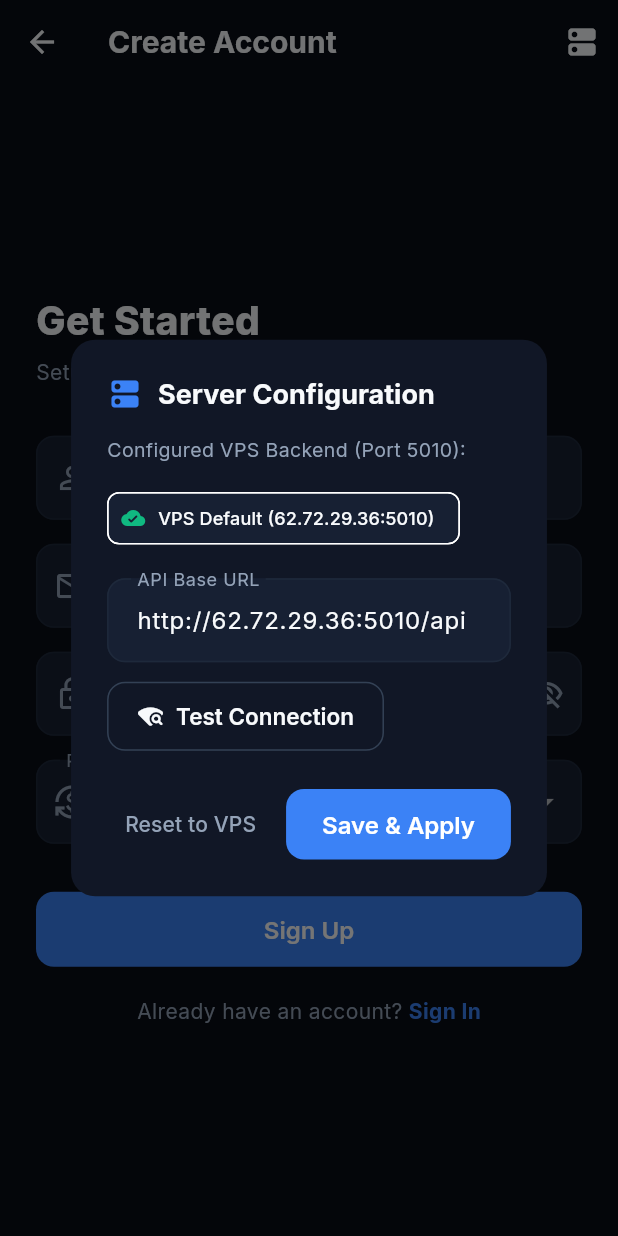
After one commit to fourstepsproducts/Income_expense_App, a Flutter app: the RegisterScreen screen opened directly, after a tap on the "dns" icon, on a phone screen of 412 x 824 dp. The commit adds this screen. Run offline on Flutter 3.47's test engine with Material 3 defaults, Android fonts, the phone set to English and light mode, and no system bars; our stand-ins replace fl_chart, flutter_riverpod, google_fonts, shared_preferences; accounts and stored records are empty.

Commit message:
backend db

```diff
--- /dev/null
+++ b/frontend/lib/core/widgets/server_config_dialog.dart
@@ -0,0 +1,226 @@
+import 'package:flutter/material.dart';
+import 'package:http/http.dart' as http;
+import '../../app/theme/app_colors.dart';
+import '../config/api_config.dart';
+
+class ServerConfigDialog extends StatefulWidget {
+  final VoidCallback? onSaved;
+
+  const ServerConfigDialog({super.key, this.onSaved});
+
+  static Future<void> show(BuildContext context, {VoidCallback? onSaved}) {
+    return showDialog(
+      context: context,
+      builder: (ctx) => ServerConfigDialog(onSaved: onSaved),
+    );
+  }
+
+  @override
+  State<ServerConfigDialog> createState() => _ServerConfigDialogState();
+}
+
+class _ServerConfigDialogState extends State<ServerConfigDialog> {
+  late TextEditingController _urlController;
+  bool _isTesting = false;
+  String? _testMessage;
+  bool _testSuccess = false;
+
+  @override
+  void initState() {
+    super.initState();
+    _urlController = TextEditingController(text: ApiConfig.baseUrl);
+  }
+
+  @override
+  void dispose() {
+    _urlController.dispose();
+    super.dispose();
+  }
+
+  Future<void> _testConnection() async {
+    setState(() {
+      _isTesting = true;
+      _testMessage = null;
+    });
+
+    final targetUrl = _urlController.text.trim();
+    final healthUrl = targetUrl.endsWith('/api')
+        ? '$targetUrl/health'
+        : (targetUrl.endsWith('/') ? '${targetUrl}health' : '$targetUrl/health');
+
+    try {
+      final response = await http
+          .get(Uri.parse(healthUrl))
+          .timeout(const Duration(seconds: 5));
+
+      if (response.statusCode == 200) {
+        setState(() {
+          _testSuccess = true;
+          _testMessage = 'Connected! VPS Backend is reachable (HTTP 200 OK).';
+        });
+      } else {
+        setState(() {
+          _testSuccess = false;
+          _testMessage = 'Server returned HTTP ${response.statusCode}';
+        });
+      }
+    } catch (e) {
+      setState(() {
+        _testSuccess = false;
+        _testMessage = 'Connection failed: ${e.toString()}';
+      });
+    } finally {
+      if (mounted) {
+        setState(() {
+          _isTesting = false;
+        });
+      }
+    }
+  }
+
+  Future<void> _save() async {
+    final newUrl = _urlController.text.trim();
+    if (newUrl.isNotEmpty) {
+      await ApiConfig.setCustomBaseUrl(newUrl);
+      if (mounted) {
+        widget.onSaved?.call();
+        Navigator.pop(context);
+        ScaffoldMessenger.of(context).showSnackBar(
+          SnackBar(
+            content: Text('Server URL set to: $newUrl'),
+            backgroundColor: AppColors.incomeGreen,
+          ),
+        );
+      }
+    }
+  }
+
+  @override
+  Widget build(BuildContext context) {
+    return AlertDialog(
+      backgroundColor: AppColors.surface,
+      shape: RoundedRectangleBorder(borderRadius: BorderRadius.circular(16)),
+      title: const Row(
+        children: [
+          Icon(Icons.dns_rounded, color: AppColors.vibrantBlue),
+          SizedBox(width: 10),
+          Text(
+            'Server Configuration',
+            style: TextStyle(
+              fontSize: 18,
+              fontWeight: FontWeight.w700,
+              color: AppColors.textPrimary,
+            ),
+          ),
+        ],
+      ),
+      content: SingleChildScrollView(
+        child: Column(
+          mainAxisSize: MainAxisSize.min,
+          crossAxisAlignment: CrossAxisAlignment.start,
+          children: [
+            const Text(
+              'Configured VPS Backend (Port 5010):',
+              style: TextStyle(fontSize: 13, color: AppColors.textSecondary),
+            ),
+            const SizedBox(height: 12),
+            Wrap(
+              spacing: 8,
+              runSpacing: 6,
+              children: [
+                ActionChip(
+                  avatar: const Icon(Icons.cloud_done_rounded, size: 16, color: AppColors.incomeGreen),
+                  label: const Text('VPS Default (62.72.29.36:5010)', style: TextStyle(fontSize: 12)),
+                  backgroundColor: AppColors.surfaceElevated,
+                  onPressed: () {
+                    _urlController.text = ApiConfig.defaultBaseUrl;
+                    setState(() {});
+                  },
+                ),
+              ],
+            ),
+            const SizedBox(height: 16),
+            TextField(
+              controller: _urlController,
+              style: const TextStyle(color: AppColors.textPrimary),
+              decoration: InputDecoration(
+                labelText: 'API Base URL',
+                hintText: ApiConfig.defaultBaseUrl,
+                filled: true,
+                fillColor: AppColors.surfaceElevated,
+                border: OutlineInputBorder(
+                  borderRadius: BorderRadius.circular(10),
+                ),
+              ),
+            ),
+            const SizedBox(height: 12),
+            OutlinedButton.icon(
+              onPressed: _isTesting ? null : _testConnection,
+              icon: _isTesting
+                  ? const SizedBox(
+                      width: 16,
+                      height: 16,
+                      child: CircularProgressIndicator(strokeWidth: 2),
+                    )
+                  : const Icon(Icons.wifi_find_rounded, size: 18),
+              label: Text(_isTesting ? 'Testing...' : 'Test Connection'),
+            ),
+            if (_testMessage != null) ...[
+              const SizedBox(height: 8),
+              Container(
+                padding: const EdgeInsets.all(8),
+                decoration: BoxDecoration(
+                  color: _testSuccess
+                      ? AppColors.incomeGreen.withOpacity(0.15)
+                      : AppColors.expenseRed.withOpacity(0.15),
+                  borderRadius: BorderRadius.circular(8),
+                  border: Border.all(
+                    color: _testSuccess ? AppColors.incomeGreen : AppColors.expenseRed,
+                  ),
+                ),
+                child: Row(
+                  children: [
+                    Icon(
+                      _testSuccess ? Icons.check_circle_rounded : Icons.error_outline_rounded,
+                      color: _testSuccess ? AppColors.incomeGreen : AppColors.expenseRed,
+                      size: 16,
+                    ),
+                    const SizedBox(width: 8),
+                    Expanded(
+                      child: Text(
+                        _testMessage!,
+                        style: TextStyle(
+                          fontSize: 12,
+                          color: _testSuccess ? AppColors.incomeGreen : AppColors.expenseRed,
+                          fontWeight: FontWeight.w600,
+                        ),
+                      ),
+                    ),
+                  ],
+                ),
+              ),
+            ],
+          ],
+        ),
+      ),
+      actions: [
+        TextButton(
+          onPressed: () async {
+            await ApiConfig.resetBaseUrl();
+            _urlController.text = ApiConfig.defaultBaseUrl;
+            setState(() {});
+          },
+          child: const Text('Reset to VPS', style: TextStyle(color: AppColors.textSecondary)),
+        ),
+        ElevatedButton(
+          onPressed: _save,
+          style: ElevatedButton.styleFrom(
+            backgroundColor: AppColors.vibrantBlue,
+            foregroundColor: Colors.white,
+          ),
+          child: const Text('Save & Apply'),
+        ),
+      ],
+    );
+  }
+}
--- a/frontend/lib/features/authentication/register_screen.dart
+++ b/frontend/lib/features/authentication/register_screen.dart
@@ -3,6 +3,7 @@ import 'package:flutter_riverpod/flutter_riverpod.dart';
 import '../../app/theme/app_colors.dart';
 import '../../core/constants/app_constants.dart';
 import '../../core/widgets/custom_button.dart';
+import '../../core/widgets/server_config_dialog.dart';
 import '../../shared/providers.dart';
 
 class RegisterScreen extends ConsumerStatefulWidget {
@@ -59,6 +60,13 @@ class _RegisterScreenState extends ConsumerState<RegisterScreen> {
     return Scaffold(
       appBar: AppBar(
         title: const Text('Create Account'),
+        actions: [
+          IconButton(
+            icon: const Icon(Icons.dns_rounded),
+            tooltip: 'Server Settings',
+            onPressed: () => ServerConfigDialog.show(context),
+          ),
+        ],
       ),
       body: SafeArea(
         child: Center(
```
Also changed, not shown: frontend/lib/core/config/api_config.dart (+29 -17 lines), frontend/lib/features/authentication/login_screen.dart (+12 -0 lines), frontend/lib/features/settings/settings_screen.dart (+4 -43 lines), 4 other files.
